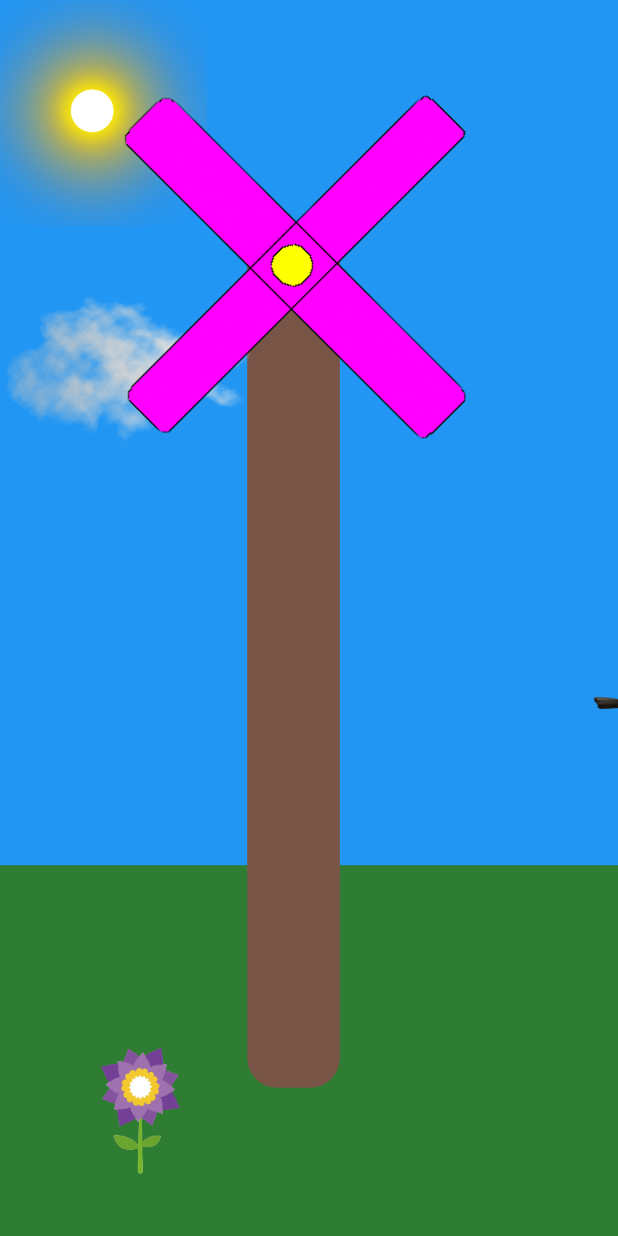
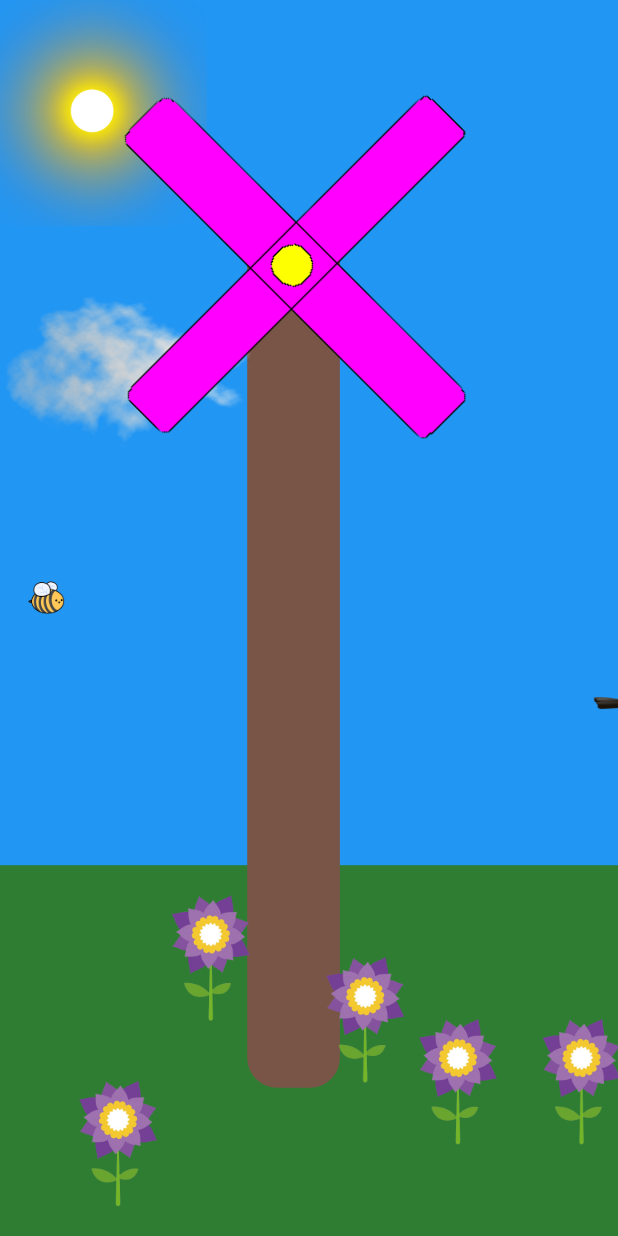
Before and after one commit to hofovea/simple-animation-flutter-app, a Flutter app: the screen it shows after launch, on a phone screen of 412 x 824 dp. Run offline on Flutter 3.47's test engine with Material 2 defaults, Android fonts, the light colour scheme and no system bars.

Commit message:
added bee with animation

```diff
--- a/lib/screens/home_screen/home_screen.dart
+++ b/lib/screens/home_screen/home_screen.dart
@@ -1,4 +1,7 @@
+import 'dart:math';
+
 import 'package:flutter/material.dart';
+import 'package:simple_animation_flutter_app/screens/home_screen/widgets/bee.dart';
 import 'package:simple_animation_flutter_app/screens/home_screen/widgets/bird.dart';
 import 'package:simple_animation_flutter_app/screens/home_screen/widgets/cloud.dart';
 import 'package:simple_animation_flutter_app/screens/home_screen/widgets/flower.dart';
@@ -26,11 +29,31 @@ class _HomeScreenState extends State<HomeScreen> {
               children: [
                 Grass(constraints: constraints),
                 WindmillBase(constraints: constraints),
-                Flower(constraints: constraints),
+                Flower(
+                  constraints: constraints,
+                  position: Point(constraints.maxWidth * 0.05, constraints.maxHeight * 0.85),
+                ),
+                Flower(
+                  constraints: constraints,
+                  position: Point(constraints.maxWidth * 0.2, constraints.maxHeight * 0.7),
+                ),
+                Flower(
+                  constraints: constraints,
+                  position: Point(constraints.maxWidth * 0.45, constraints.maxHeight * 0.75),
+                ),
+                Flower(
+                  constraints: constraints,
+                  position: Point(constraints.maxWidth * 0.6, constraints.maxHeight * 0.8),
+                ),
+                Flower(
+                  constraints: constraints,
+                  position: Point(constraints.maxWidth * 0.8, constraints.maxHeight * 0.8),
+                ),
                 Sun(constraints: constraints),
                 Cloud(constraints: constraints),
+                WindmillCross(constraints: constraints),
                 Bird(constraints: constraints),
-                WindmillCross(constraints: constraints),
+                Bee(constraints: constraints)
               ],
             ),
           );
--- a/lib/screens/home_screen/widgets/bee.dart
+++ b/lib/screens/home_screen/widgets/bee.dart
@@ -1,3 +1,5 @@
+import 'dart:math';
+
 import 'package:flutter/material.dart';
 
 class Bee extends StatefulWidget {
@@ -10,18 +12,32 @@ class Bee extends StatefulWidget {
 }
 
 class _BeeState extends State<Bee> with SingleTickerProviderStateMixin {
-  late final beeSize = 0.2 * widget.constraints.maxWidth;
-  final beePositionXMultiplier = 0;
-  final beePositionYMultiplier = 0.45;
-  final beeImagePath = 'assets/images/bee.png';
+  late final _beeSize = 0.1 * widget.constraints.maxWidth;
+  final _beePositionXMultiplier = 0.01;
+  final _beePositionYMultiplier = 0.5;
+  final _beeImagePath = 'assets/images/bee.png';
+  final _animationDuration = const Duration(seconds: 4);
+  final _destinationOffset = const Offset(300, 300);
 
-  late AnimationController _controller;
+  late final AnimationController _controller =
+      AnimationController(vsync: this, duration: _animationDuration)
+        ..addStatusListener(
+          (status) {
+            if (status == AnimationStatus.completed) {
+              _controller.reverse();
+            } else if (status == AnimationStatus.dismissed) {
+              _controller.forward();
+            }
+          },
+        )
+        ..forward();
 
-  @override
-  void initState() {
-    super.initState();
-    _controller = AnimationController(vsync: this);
-  }
+  late final _animation = Tween<Offset>(
+    begin: Offset.zero,
+    end: _destinationOffset,
+  ).animate(
+    CurvedAnimation(parent: _controller, curve: Curves.bounceInOut),
+  );
 
   @override
   void dispose() {
@@ -32,10 +48,19 @@ class _BeeState extends State<Bee> with SingleTickerProviderStateMixin {
   @override
   Widget build(BuildContext context) {
     return Positioned(
-      child: Image.asset(
-        beeImagePath,
-        height: beeSize,
-        width: beeSize,
+      bottom: widget.constraints.maxHeight * _beePositionYMultiplier,
+      left: widget.constraints.maxWidth * _beePositionXMultiplier,
+      child: AnimatedBuilder(
+        animation: _animation,
+        builder: (BuildContext context, Widget? child) {
+          //print('inside animation: ${_animation.value}');
+          return Transform.translate(offset: _animation.value, child: child);
+        },
+        child: Image.asset(
+          _beeImagePath,
+          height: _beeSize,
+          width: _beeSize,
+        ),
       ),
     );
   }
--- a/lib/screens/home_screen/widgets/flower.dart
+++ b/lib/screens/home_screen/widgets/flower.dart
@@ -3,49 +3,24 @@ import 'dart:math';
 import 'package:flutter/material.dart';
 
 class Flower extends StatelessWidget {
-  final _numberOfFlowers = 6;
-  late final _flowerSize = 0.3 * constraints.maxWidth;
-  final _minFlowerPositionXMultiplier = 0;
-  final _maxFlowerPositionXMultiplier = 0.78;
-  final _minFlowerPositionYMultiplier = 0.01;
-  final _maxFlowerPositionYMultiplier = 0.24;
+  final Point position;
+  late final flowerSize = 0.3 * constraints.maxWidth;
   final _flowerImagePath = 'assets/images/flower.png';
-  late final _flowerPositionList = _generatePositionList();
-
-  List<Point> get positions => _flowerPositionList;
 
   final BoxConstraints constraints;
 
-  Flower({Key? key, required this.constraints}) : super(key: key);
-
-  List<Point> _generatePositionList() {
-    final positions = <Point>[];
-    for (int i = 0; i < _numberOfFlowers; i++) {
-      positions.add(Point(
-          constraints.maxWidth * Random().nextDouble() * _maxFlowerPositionXMultiplier -
-              _minFlowerPositionXMultiplier,
-          constraints.maxHeight * Random().nextDouble() * _maxFlowerPositionYMultiplier -
-              _minFlowerPositionYMultiplier));
-    }
-    return positions;
-  }
+  Flower({Key? key, required this.constraints, required this.position}) : super(key: key);
 
   @override
   Widget build(BuildContext context) {
-    return Stack(
-      children: _flowerPositionList
-          .map(
-            (e) => Positioned(
-              bottom: e.y.toDouble(),
-              left: e.x.toDouble(),
-              child: Image.asset(
-                _flowerImagePath,
-                width: _flowerSize,
-                height: _flowerSize,
-              ),
-            ),
-          )
-          .toList(),
+    return Positioned(
+      top: position.y.toDouble(),
+      left: position.x.toDouble(),
+      child: Image.asset(
+        _flowerImagePath,
+        width: flowerSize,
+        height: flowerSize,
+      ),
     );
   }
 }
```
